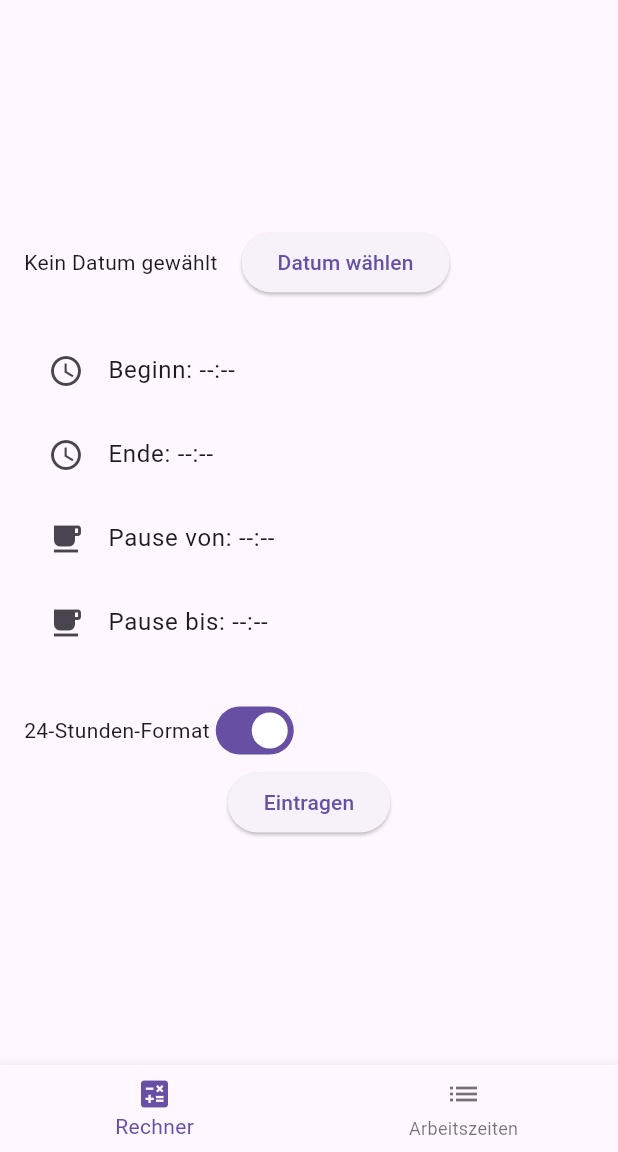
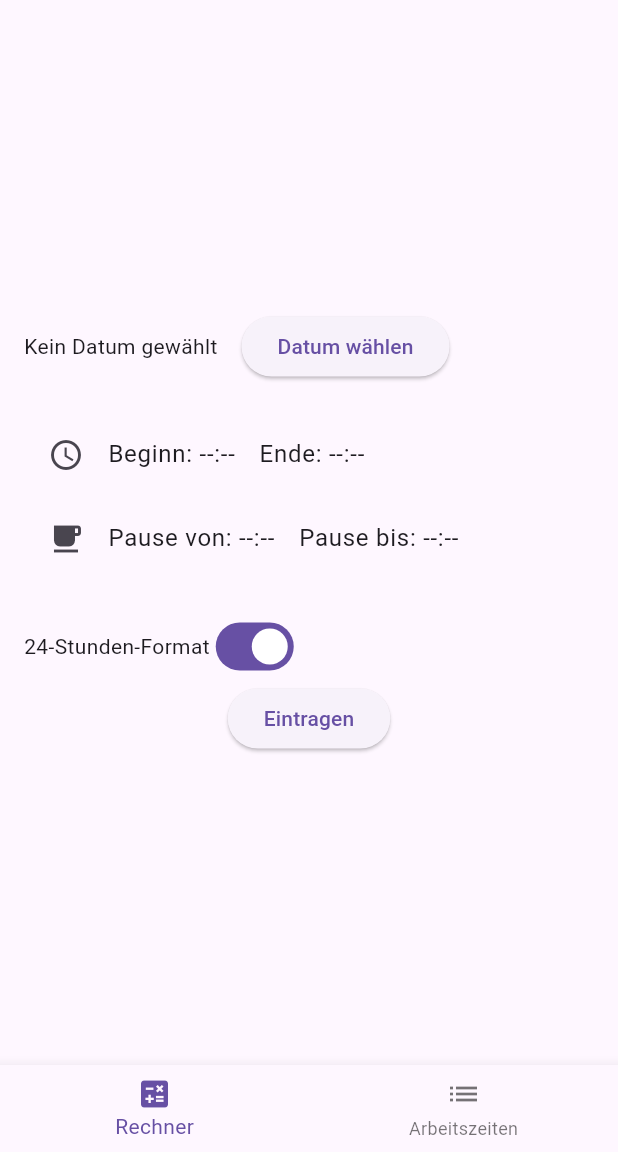
Before and after one commit to MarcusBecker6123/stundenrechner, a Flutter app: the screen it shows after launch, on a phone screen of 412 x 824 dp, the part 84-1236 px from its top. Run offline on Flutter 3.47's test engine with Material 3 defaults, Android fonts, the phone set to English and light mode, and no system bars; our stand-ins replace sqflite; accounts and stored records are empty.

```diff
--- a/lib/pages/stunden_rechner.dart
+++ b/lib/pages/stunden_rechner.dart
@@ -125,18 +125,19 @@ class _StundenRechnerFormState extends State<StundenRechnerForm> {
                 ],
               ),
               const SizedBox(height: 20),
+              // Replace the two ListTiles for start and end time with this one:
               ListTile(
                 leading: Icon(Icons.access_time),
-                title: Text('Beginn: ${_formatTime(_startTime)}'),
+                title: Row(
+                  children: [
+                    GestureDetector(
                       onTap: () async {
                         final picked = await showTimePicker(
                           context: context,
-                    initialTime: _startTime ?? TimeOfDay.now(),
+                          initialTime: _startTime ?? TimeOfDay(hour: TimeOfDay.now().hour, minute: 0),
                           builder: (context, child) {
                             return MediaQuery(
-                        data: MediaQuery.of(
-                          context,
-                        ).copyWith(alwaysUse24HourFormat: _use24HourFormat),
+                              data: MediaQuery.of(context).copyWith(alwaysUse24HourFormat: _use24HourFormat),
                               child: child!,
                             );
                           },
@@ -147,19 +148,21 @@ class _StundenRechnerFormState extends State<StundenRechnerForm> {
                           });
                         }
                       },
+                      child: Row(
+                        children: [
+                          Text('Beginn: ${_formatTime(_startTime)}'),
+                          const SizedBox(width: 16),
+                        ],
                       ),
-              ListTile(
-                leading: Icon(Icons.access_time),
-                title: Text('Ende: ${_formatTime(_endTime)}'),
+                    ),
+                    GestureDetector(
                       onTap: () async {
                         final picked = await showTimePicker(
                           context: context,
                           initialTime: _endTime ?? TimeOfDay.now(),
                           builder: (context, child) {
                             return MediaQuery(
-                        data: MediaQuery.of(
-                          context,
-                        ).copyWith(alwaysUse24HourFormat: _use24HourFormat),
+                              data: MediaQuery.of(context).copyWith(alwaysUse24HourFormat: _use24HourFormat),
                               child: child!,
                             );
                           },
@@ -170,51 +173,51 @@ class _StundenRechnerFormState extends State<StundenRechnerForm> {
                           });
                         }
                       },
+                      child: Text('Ende: ${_formatTime(_endTime)}'),
                     ),
-              // NEW: Break start
+                  ],
+                ),
+              ),
+              // NEW: Break start and end in one ListTile
               ListTile(
                 leading: Icon(Icons.free_breakfast),
-                title: Text('Pause von: ${_formatTime(_breakStartTime)}'),
+                title: Row(
+                  children: [
+                    Text('Pause von: ${_formatTime(_breakStartTime)}'),
+                    const SizedBox(width: 16),
+                    Text('Pause bis: ${_formatTime(_breakEndTime)}'),
+                  ],
+                ),
                 onTap: () async {
-                  final picked = await showTimePicker(
+                  // Show dialog to pick both break start and end times
+                  final breakStart = await showTimePicker(
                     context: context,
                     initialTime: _breakStartTime ?? TimeOfDay.now(),
                     builder: (context, child) {
                       return MediaQuery(
-                        data: MediaQuery.of(
-                          context,
-                        ).copyWith(alwaysUse24HourFormat: _use24HourFormat),
+                        data: MediaQuery.of(context).copyWith(alwaysUse24HourFormat: _use24HourFormat),
                         child: child!,
                       );
                     },
                   );
-                  if (picked != null) {
+                  if (breakStart != null) {
                     setState(() {
-                      _breakStartTime = picked;
+                      _breakStartTime = breakStart;
                     });
                   }
-                },
-              ),
-              // NEW: Break end
-              ListTile(
-                leading: Icon(Icons.free_breakfast),
-                title: Text('Pause bis: ${_formatTime(_breakEndTime)}'),
-                onTap: () async {
-                  final picked = await showTimePicker(
+                  final breakEnd = await showTimePicker(
                     context: context,
                     initialTime: _breakEndTime ?? TimeOfDay.now(),
                     builder: (context, child) {
                       return MediaQuery(
-                        data: MediaQuery.of(
-                          context,
-                        ).copyWith(alwaysUse24HourFormat: _use24HourFormat),
+                        data: MediaQuery.of(context).copyWith(alwaysUse24HourFormat: _use24HourFormat),
                         child: child!,
                       );
                     },
                   );
-                  if (picked != null) {
+                  if (breakEnd != null) {
                     setState(() {
-                      _breakEndTime = picked;
+                      _breakEndTime = breakEnd;
                     });
                   }
                 },
```
Lines whose indentation alone changed are shown as unchanged.
